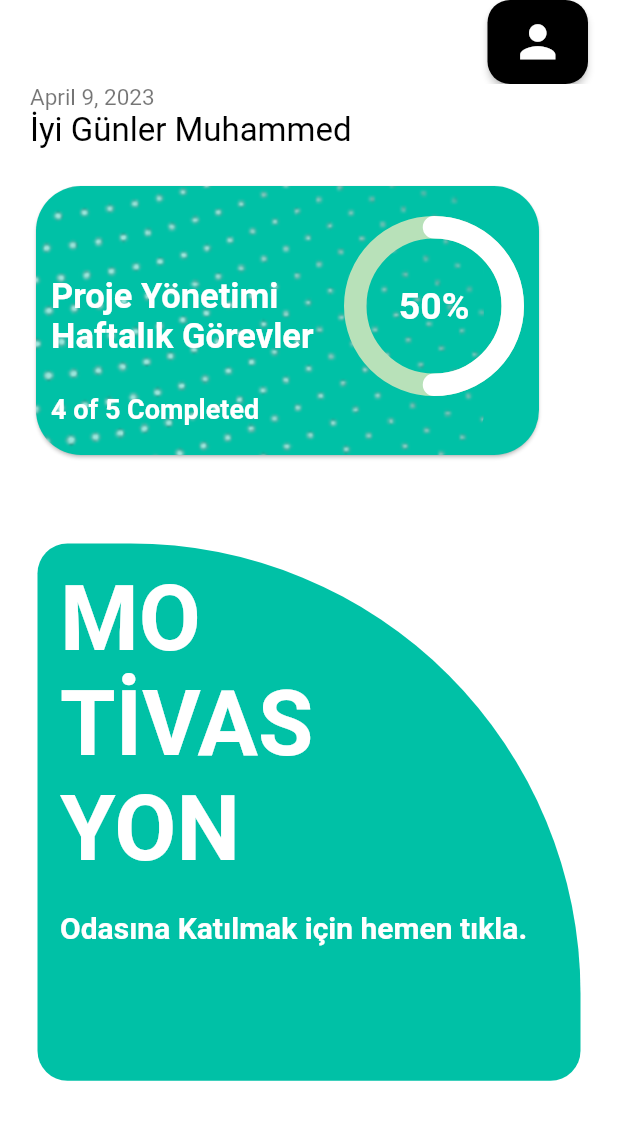
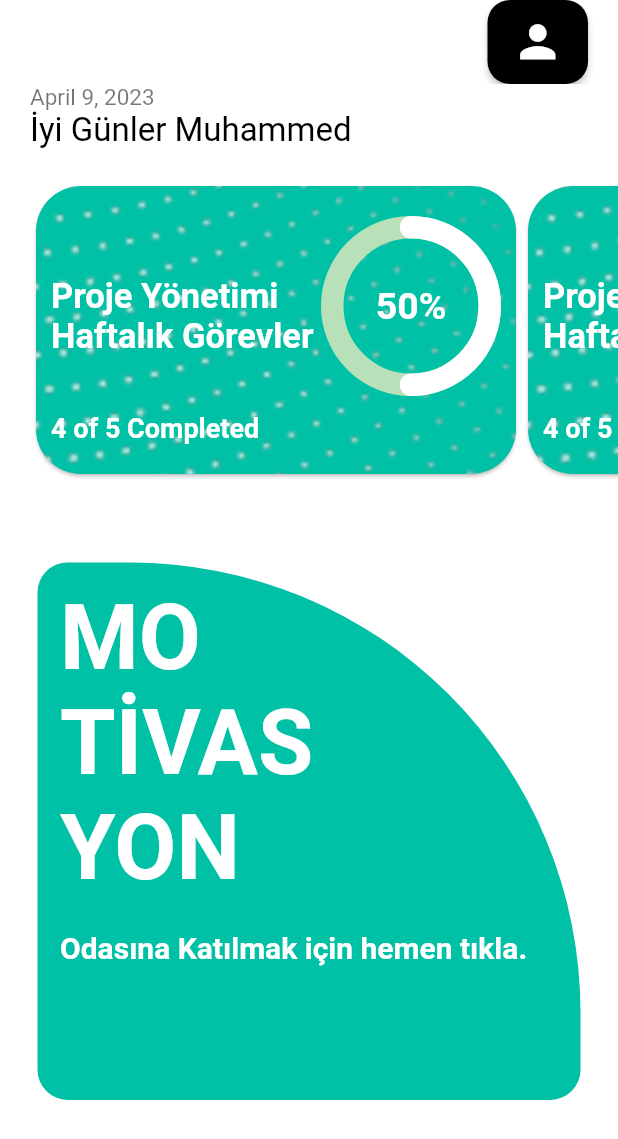
Before and after one commit to Oyun-ve-Uygulama-Akademisi-F18/Flutty, a Flutter app: the DenemeHome screen opened directly, on a phone screen of 412 x 824 dp. Shown: the top 1139 px of the screen. Run offline on Flutter 3.47's test engine with Material 2 defaults, Android fonts, the phone set to English and light mode, and no system bars; drawn by our look-alikes of percent_indicator; our stand-ins replace cloud_firestore, firebase_core, flutter_riverpod, form_field_validator, freezed_annotation, table_calendar; accounts and stored records are empty.

Commit message:
listview Created

```diff
--- a/lib/main.dart
+++ b/lib/main.dart
@@ -2,10 +2,9 @@ import 'package:firebase_core/firebase_core.dart';
 import 'package:flutter/material.dart';
 import 'package:flutter/services.dart';
 import 'package:flutter_riverpod/flutter_riverpod.dart';
-import 'package:flutty/pages/duties.dart';
-import 'package:flutty/pages/login.dart';
 
 import 'firebase_options.dart';
+import 'pages/deneme_home.dart';
 
 Future<void> main() async {
   WidgetsFlutterBinding.ensureInitialized();
@@ -35,7 +34,7 @@ class MyApp extends StatelessWidget {
         primarySwatch: Colors.green,
       ),
       debugShowCheckedModeBanner: false,
-      home: const Login(),
+      home: const DenemeHome(),
     );
   }
 }
--- a/lib/pages/deneme_home.dart
+++ b/lib/pages/deneme_home.dart
@@ -133,10 +133,18 @@ class HomePageDutiesCard extends StatelessWidget {
 
   @override
   Widget build(BuildContext context) {
+    List<String> duties = [
+      "Proje Yönetimi\nHaftalık Görevler",
+      "Flutter\nHaftalık Görevler",
+      "Unity\nHaftalık Görevler"
+    ];
     return SizedBox(
-        width: MediaQuery.of(context).size.width / 1.2,
-        height: MediaQuery.of(context).size.width / 2.2,
-        child: Card(
+      height: 200.0,
+      child: ListView.builder(
+        scrollDirection: Axis.horizontal,
+        itemCount: 3,
+        itemBuilder: (BuildContext context, int index) {
+          return Card(
             color: Constants.mainColor,
             shape:
                 RoundedRectangleBorder(borderRadius: BorderRadius.circular(30)),
@@ -182,7 +190,7 @@ class HomePageDutiesCard extends StatelessWidget {
                     radius: 60.0,
                     lineWidth: 15.0,
                     percent: 0.5,
-                  backgroundColor: Color.fromARGB(255, 184, 225, 185),
+                    backgroundColor: const Color.fromARGB(255, 184, 225, 185),
                     progressColor: Colors.white,
                     center: const Text(
                       "50%",
@@ -196,6 +204,9 @@ class HomePageDutiesCard extends StatelessWidget {
                 )
               ],
             ),
-        ));
+          );
+        },
+      ),
+    );
   }
 }
```
Lines whose indentation alone changed are shown as unchanged.
